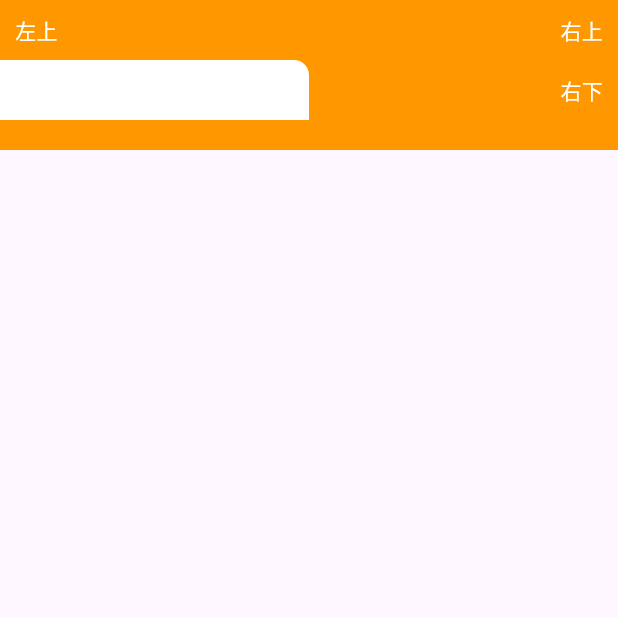
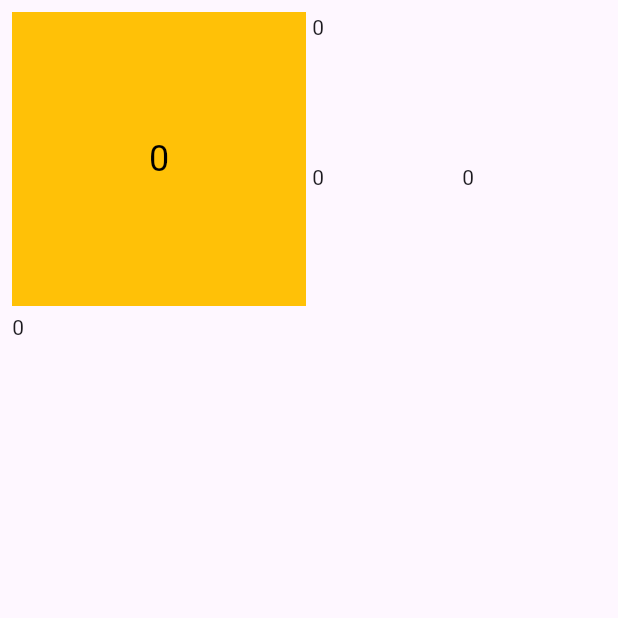
Before and after one commit to weihope/flutter_function_test, a Flutter app: the screen it shows after launch, on a phone screen of 412 x 824 dp, the top half of it. Run offline on Flutter 3.47's test engine with Material 3 defaults, Android fonts, the phone set to English and light mode, and no system bars; missing offline and left inert: dart:html.

Commit message:
Second commit

```diff
--- a/lib/main.dart
+++ b/lib/main.dart
@@ -5,11 +5,17 @@ import 'package:pcwebandmobileweb/mouseregionpage.dart';
 import 'dart:html' as html;
 
 import 'package:pcwebandmobileweb/secondcustomappbar.dart';
+import 'package:pcwebandmobileweb/testing.dart';
 
 void main() {
   //runApp(const MyApp());
   //runApp(const MouseRegionPage());
-  runApp(const SecondCustomAppbar());
+  //runApp(const SecondCustomAppbar());
+  runApp(
+    const MaterialApp(
+      home: Testing(), // 确保 Testing 组件被 MaterialApp 包裹
+    ),
+  );
 }
 
 class MyApp extends StatelessWidget {
--- a/lib/secondcustomappbar.dart
+++ b/lib/secondcustomappbar.dart
@@ -10,7 +10,9 @@ class SecondCustomAppbar extends StatelessWidget {
       home: Scaffold(
         appBar: PreferredSize(
           preferredSize: const Size.fromHeight(100), // 自定义 AppBar 高度
-          child: Container(
+          child: Wrap(
+            children: [
+              Container(
                 decoration: BoxDecoration(
                   color: Colors.orange,
                 ),
@@ -82,6 +84,8 @@ class SecondCustomAppbar extends StatelessWidget {
                   ],
                 ),
               ),
+            ],
+          ),
         ),
       ),
     );
--- /dev/null
+++ b/lib/testing.dart
@@ -0,0 +1,53 @@
+import 'package:flutter/material.dart';
+import 'package:flutter_staggered_grid_view/flutter_staggered_grid_view.dart';
+
+class Testing extends StatelessWidget {
+  const Testing({super.key});
+
+  @override
+  Widget build(BuildContext context) {
+    return Scaffold(
+      body: Padding(
+        padding: const EdgeInsets.all(8.0),
+        child: StaggeredGrid.count(
+          crossAxisCount: 4,
+          mainAxisSpacing: 4,
+          crossAxisSpacing: 4,
+          children: [
+            StaggeredGridTile.count(
+              crossAxisCellCount: 2,
+              mainAxisCellCount: 2,
+              child: Container(
+                color: Colors.amber, // 让整个 Tile 变色
+                child: Center(
+                  child: Text('0',
+                      style: TextStyle(fontSize: 24, color: Colors.black)),
+                ),
+              ),
+            ),
+            StaggeredGridTile.count(
+              crossAxisCellCount: 2,
+              mainAxisCellCount: 1,
+              child: Text('0'),
+            ),
+            StaggeredGridTile.count(
+              crossAxisCellCount: 1,
+              mainAxisCellCount: 1,
+              child: Text('0'),
+            ),
+            StaggeredGridTile.count(
+              crossAxisCellCount: 1,
+              mainAxisCellCount: 1,
+              child: Text('0'),
+            ),
+            StaggeredGridTile.count(
+              crossAxisCellCount: 4,
+              mainAxisCellCount: 2,
+              child: Text('0'),
+            ),
+          ],
+        ),
+      ),
+    );
+  }
+}
--- a/pubspec.yaml
+++ b/pubspec.yaml
@@ -37,6 +37,7 @@ dependencies:
   cupertino_icons: ^1.0.6
   window_manager: ^0.4.3
   window_manager_plus: ^1.0.5
+  flutter_staggered_grid_view: ^0.7.0
 
 dev_dependencies:
   flutter_test:
```
Also changed, not shown: pubspec.lock. Lines whose indentation alone changed are shown as unchanged.
